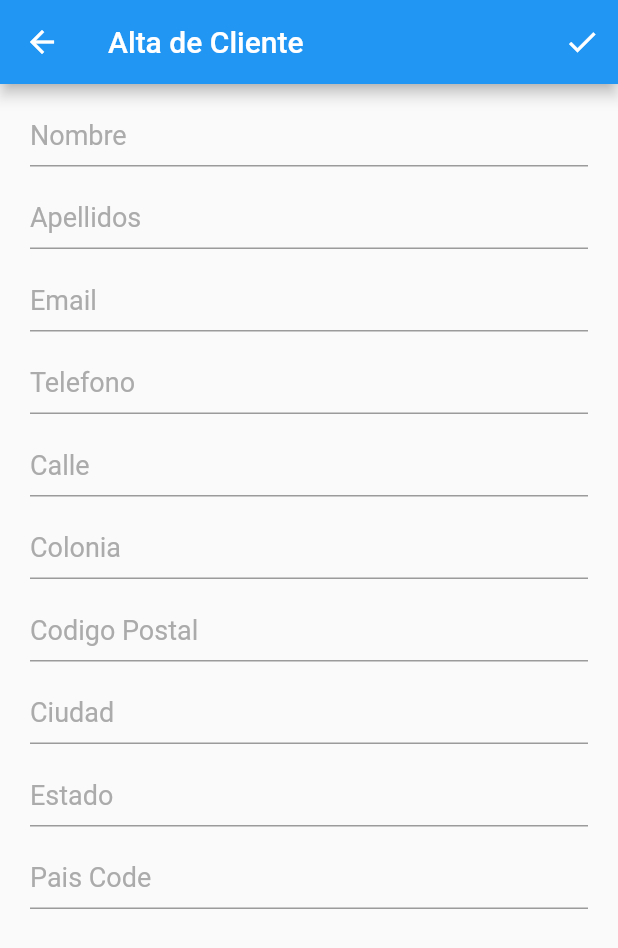
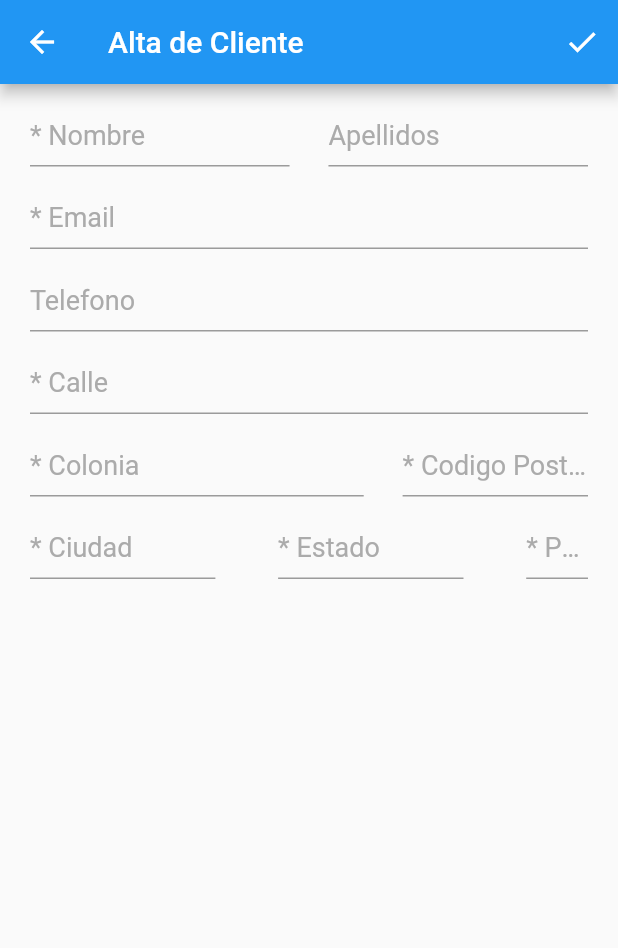
Before and after one commit to AVG93/demo-openpay, a Flutter app: the ClienteAltaPage screen opened by its route, on a phone screen of 412 x 824 dp. Shown: the top 948 px of the screen. Run offline on Flutter 3.47's test engine with Material 2 defaults, Android fonts, the light colour scheme and no system bars; Roboto replaces fonts that are missing (Montserrat).

Commit message:
validacion de servicios de alta y modificacion de clientes

```diff
--- a/lib/src/models/Cliente.dart
+++ b/lib/src/models/Cliente.dart
@@ -27,6 +27,9 @@ class Cliente {
         required this.creationDate,
         this.externalId,
         this.clabe,
+
+        this.error = false,
+        this.mensaje
     });
 
     String id;
@@ -38,6 +41,8 @@ class Cliente {
     DateTime creationDate;
     String? externalId;
     String? clabe;
+    bool error;
+    String? mensaje;
 
     factory Cliente.fromJson(Map<String, dynamic> json) => Cliente(
         id: json["id"],
--- a/lib/src/pages/cliente/ClienteAltaPage.dart
+++ b/lib/src/pages/cliente/ClienteAltaPage.dart
@@ -17,16 +17,21 @@ class _ClienteAltaPageState extends State<ClienteAltaPage> {
     ClienteService clienteService = new ClienteService();
 
     clienteService.postCliente(c)
-    .then((c) => {
-      print('${c.id} - ${c.name}')
+    .then((c){
+      if(c.error){
+        ScaffoldMessenger.of(context)
+            .showSnackBar(SnackBar(content: Text('Error: ${c.mensaje}')));
+      }
+      else{
+        print('${c.id} - ${c.name}');
+        Navigator.popAndPushNamed(context, '/clientes');
+      }
     });
   }
 
 
   @override
   Widget build(BuildContext context) {
-
-
 
     TextEditingController _name = TextEditingController();
     TextEditingController _lastName = TextEditingController();
@@ -39,11 +44,19 @@ class _ClienteAltaPageState extends State<ClienteAltaPage> {
     TextEditingController _city = TextEditingController();
     TextEditingController _countryCode = TextEditingController();
 
-    /**/
+    final _screenSize = MediaQuery.of(context).size;
 
 
     return Scaffold(
       appBar: AppBar(
+        leading: IconButton(
+          onPressed: (){
+
+            Navigator.popAndPushNamed(context, '/clientes');
+          },
+          icon: Icon(Icons.arrow_back),
+          disabledColor: Colors.red,
+        ),
         title: Text('Alta de Cliente'),
         actions: [
           IconButton(
@@ -79,22 +92,66 @@ class _ClienteAltaPageState extends State<ClienteAltaPage> {
 
           children: [
 
-            inputTextRegistro('Nombre', TextInputType.name, false, _name),
+            Row(
+              mainAxisAlignment: MainAxisAlignment.spaceBetween,
+              children: [
 
-            inputTextRegistro('Apellidos', TextInputType.name, false, _lastName),
+                Container(
+                  width: _screenSize.width*.42,
+                  child: inputTextRegistro('* Nombre', TextInputType.name, false, _name)
+                ),
+                Container(
+                  width: _screenSize.width*.42,
+                  child: inputTextRegistro('Apellidos', TextInputType.name, false, _lastName)
+                ),
 
-            inputTextRegistro('Email', TextInputType.emailAddress, false, _email),
+              ],
+            ),
+
+            inputTextRegistro('* Email', TextInputType.emailAddress, false, _email),
 
             inputTextRegistro('Telefono', TextInputType.phone, false, _phone),
 
 
+            inputTextRegistro('* Calle', TextInputType.text, false, _line1),
 
-            inputTextRegistro('Calle', TextInputType.text, false, _line1),
-            inputTextRegistro('Colonia', TextInputType.text, false, _line2),
-            inputTextRegistro('Codigo Postal', TextInputType.number, false, _postalCode),
-            inputTextRegistro('Ciudad', TextInputType.text, false, _city),
-            inputTextRegistro('Estado', TextInputType.text, false, _state),
-            inputTextRegistro('Pais Code', TextInputType.text, false, _countryCode),
+            Row(
+              mainAxisAlignment: MainAxisAlignment.spaceBetween,
+              children: [
+
+                Container(
+                  width: _screenSize.width*.54,
+                  child: inputTextRegistro('* Colonia', TextInputType.text, false, _line2),
+                ),
+                Container(
+                  width: _screenSize.width*.3,
+                  child: inputTextRegistro('* Codigo Postal', TextInputType.number, false, _postalCode),
+                ),
+
+              ],
+            ),
+
+
+
+            Row(
+              mainAxisAlignment: MainAxisAlignment.spaceBetween,
+              children: [
+
+                Container(
+                  width: _screenSize.width*.3,
+                  child: inputTextRegistro('* Ciudad', TextInputType.text, false, _city),
+                ),
+                Container(
+                  width: _screenSize.width*.3,
+                  child: inputTextRegistro('* Estado', TextInputType.text, false, _state),
+                ),
+                Container(
+                  width: _screenSize.width*.1,
+                  child: inputTextRegistro('* Pais Code', TextInputType.text, false, _countryCode),
+                ),
+
+              ],
+            ),
 
           ],
         ),
--- a/lib/src/pages/cliente/ClientesPage.dart
+++ b/lib/src/pages/cliente/ClientesPage.dart
@@ -48,7 +48,6 @@ class _ClientesPageState extends State<ClientesPage> {
         itemBuilder: (BuildContext context, int index) {
           return itemCliente(context, clientes[index], this.onClickItemCliente, this.onDismissItemCliente, index);
         },
-        //separatorBuilder: (BuildContext context, int index) => const Divider(),
       );
     }
     else{
@@ -62,11 +61,11 @@ class _ClientesPageState extends State<ClientesPage> {
   }
 
   void onClickAddCliente(){
-    Navigator.pushNamed(context, '/clienteAlta');//es un distinto tipo
+    Navigator.popAndPushNamed(context, '/clienteAlta');
   }
 
   void onClickItemCliente(Cliente c){
-    Navigator.pushNamed(context, '/clienteDetalle', arguments: c);//es un distinto tipo
+    Navigator.popAndPushNamed(context, '/clienteDetalle', arguments: c);
   }
 
   void onDismissItemCliente(Cliente c, int index){
@@ -74,7 +73,6 @@ class _ClientesPageState extends State<ClientesPage> {
     clienteService.deleteCliente(c.id).then((resp){
 
       setState(() {
-        //items.removeAt(index);
         this.clientes.removeAt(index);
         print(this.clientes.length);
       });
```
Also changed, not shown: lib/src/api/ClienteService.dart (+36 -4 lines), lib/src/pages/cliente/ClienteDetallePage.dart (+84 -32 lines).
